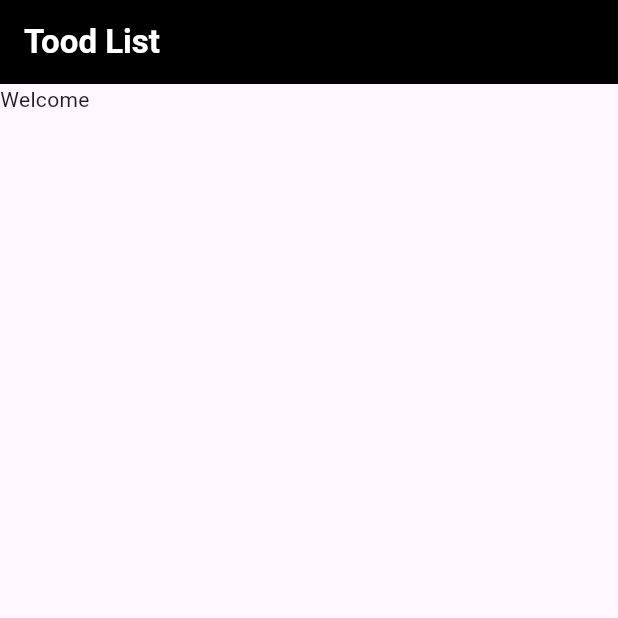
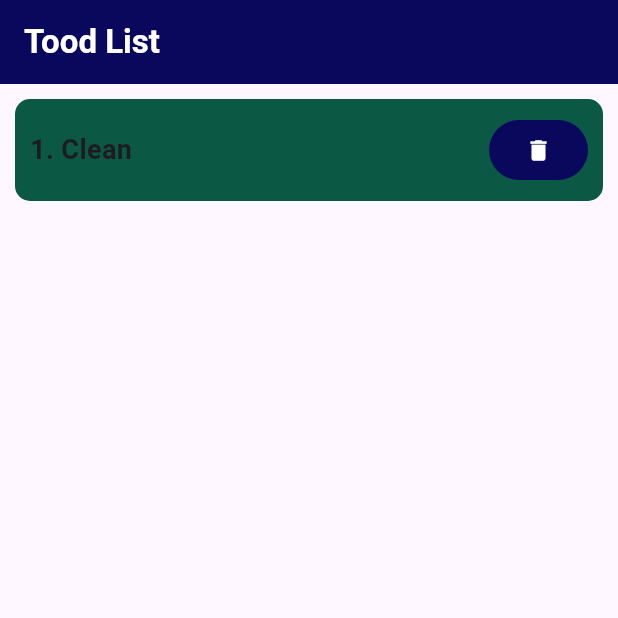
Before and after one commit to Emekaony/Todo-App-Flutter-Practice, a Flutter app: the screen it shows after launch, on a phone screen of 412 x 824 dp, the top half of it. Run offline on Flutter 3.47's test engine with Material 3 defaults, Android fonts, the phone set to English and light mode, and no system bars.

Commit message:
This app is so ugly but it works for now

```diff
--- a/lib/main.dart
+++ b/lib/main.dart
@@ -1,4 +1,6 @@
+import "package:flutter/foundation.dart";
 import "package:flutter/material.dart";
+import "package:todo_app/todo_widget.dart";
 
 void main() {
   runApp(MyApp());
@@ -6,6 +8,12 @@ void main() {
 
 class MyApp extends StatelessWidget {
   const MyApp({super.key});
+
+  void buttonPressed() {
+    if (kDebugMode) {
+      print("Button pressed");
+    }
+  }
 
   @override
   Widget build(BuildContext context) {
@@ -16,9 +24,17 @@ class MyApp extends StatelessWidget {
             "Tood List",
             style: TextStyle(color: Colors.white, fontWeight: FontWeight.bold),
           ),
-          backgroundColor: Colors.black,
+          backgroundColor: const Color.fromARGB(255, 10, 8, 92),
         ),
-        body: Text("Welcome"),
+        body: Container(
+          width: double.infinity,
+          height: double.infinity,
+          padding: EdgeInsets.all(10),
+          child: Column(
+            mainAxisAlignment: MainAxisAlignment.start,
+            children: [Todo(onPress: buttonPressed)],
+          ),
+        ),
       ),
     );
   }
--- /dev/null
+++ b/lib/todo_widget.dart
@@ -0,0 +1,34 @@
+import "package:flutter/material.dart";
+
+class Todo extends StatelessWidget {
+  const Todo({required this.onPress, super.key});
+  final void Function() onPress;
+
+  @override
+  Widget build(BuildContext context) {
+    return Container(
+      padding: EdgeInsets.all(10),
+      decoration: BoxDecoration(
+        borderRadius: BorderRadius.all(Radius.circular(10)),
+        color: const Color.fromARGB(255, 11, 88, 69),
+      ),
+      child: Row(
+        children: [
+          Text(
+            "1. Clean",
+            style: TextStyle(fontWeight: FontWeight.bold, fontSize: 18),
+          ),
+          Expanded(child: SizedBox()),
+          FilledButton(
+            style: FilledButton.styleFrom(
+              backgroundColor: const Color.fromARGB(255, 10, 8, 92),
+              foregroundColor: Colors.white,
+            ),
+            onPressed: onPress,
+            child: Icon(Icons.delete),
+          ),
+        ],
+      ),
+    );
+  }
+}
```
